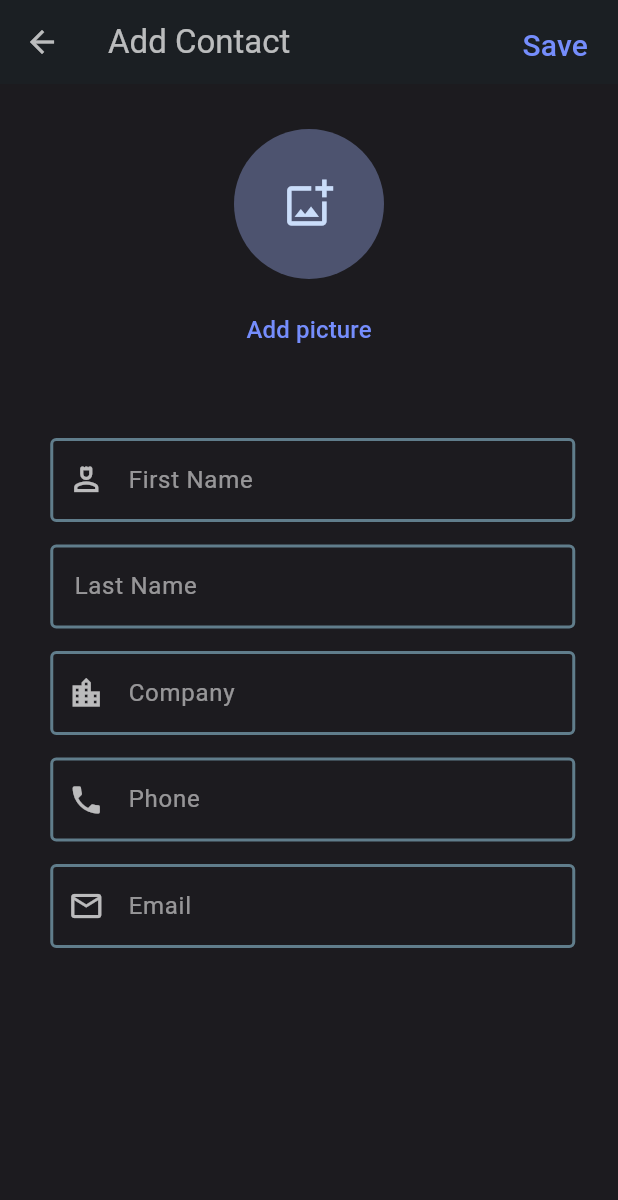
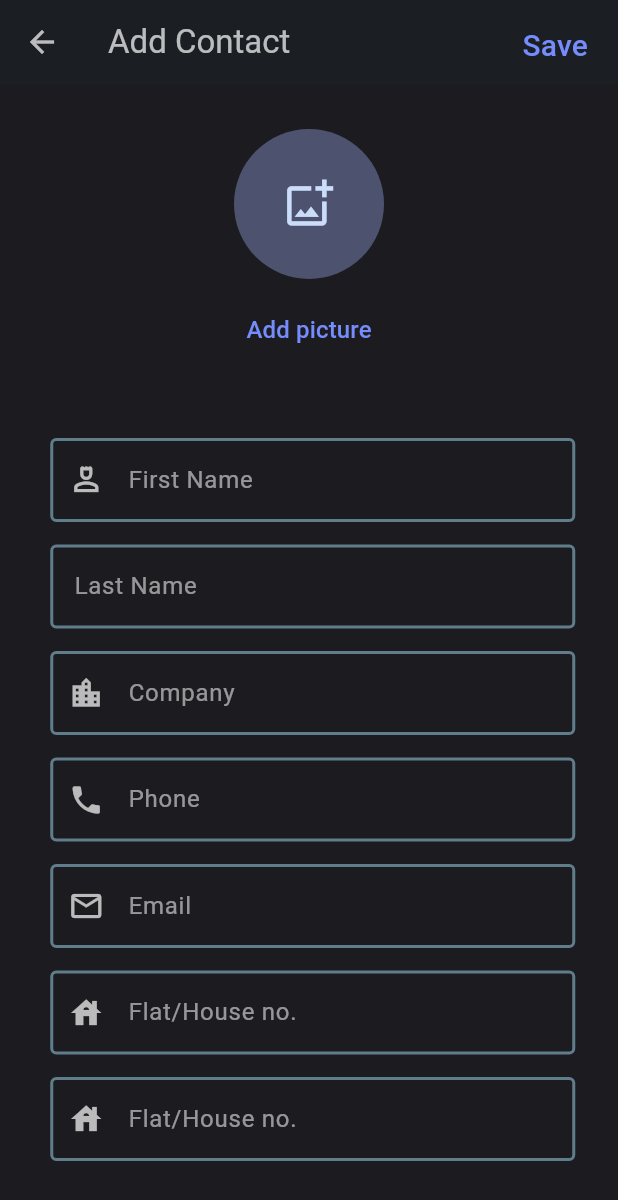
Before and after one commit to VikuDev69/Contact_appi_app, a Flutter app: the screen it shows after launch, after a tap on the "add" icon, on a phone screen of 412 x 824 dp. Shown: the top 1200 px of the screen. Run offline on Flutter 3.47's test engine with Material 3 defaults, Android fonts, the phone set to English and light mode, and no system bars; our stand-ins replace fluttertoast, get, google_nav_bar, shimmer; network calls fail.

Commit message:
Some Changes

```diff
--- a/lib/screens/add_contact.dart
+++ b/lib/screens/add_contact.dart
@@ -54,9 +54,10 @@ class _AddContactState extends State<AddContact> {
               ))
         ],
       ),
-      body: SingleChildScrollView(
-        scrollDirection: Axis.vertical,
-        child: Column(
+      body: Scrollbar(
+        thickness: 5,
+        child: ListView(
+          scrollDirection: Axis.vertical,
           children: [
             const SizedBox(height: 30),
             const Row(
@@ -144,6 +145,7 @@ class _AddContactState extends State<AddContact> {
                       SizedBox(
                           width: 350,
                           child: MyTextField(
+                              keyboardType: TextInputType.number,
                               prefixIcon: Icon(
                                 Icons.phone,
                                 color: Colors.white70,
@@ -160,12 +162,45 @@ class _AddContactState extends State<AddContact> {
                       SizedBox(
                           width: 350,
                           child: MyTextField(
+                              keyboardType: TextInputType.number,
                               prefixIcon: Icon(
                                 Icons.email_outlined,
                                 color: Colors.white70,
                               ),
                               labeltext: "Email",
                               obscureText: false)),
+                    ],
+                  ),
+                  SizedBox(height: 15),
+                  Row(
+                    mainAxisAlignment: MainAxisAlignment.center,
+                    children: [
+                      SizedBox(width: 5),
+                      SizedBox(
+                          width: 350,
+                          child: MyTextField(
+                              prefixIcon: Icon(
+                                Icons.house,
+                                color: Colors.white70,
+                              ),
+                              labeltext: "Flat/House no.",
+                              obscureText: false))
+                    ],
+                  ),
+                  SizedBox(height: 15),
+                  Row(
+                    mainAxisAlignment: MainAxisAlignment.center,
+                    children: [
+                      SizedBox(width: 5),
+                      SizedBox(
+                          width: 350,
+                          child: MyTextField(
+                              prefixIcon: Icon(
+                                Icons.house,
+                                color: Colors.white70,
+                              ),
+                              labeltext: "Flat/House no.",
+                              obscureText: false))
                     ],
                   ),
                 ],
--- a/lib/screens/controller/controller.dart
+++ b/lib/screens/controller/controller.dart
@@ -37,7 +37,7 @@ class contactlistController extends GetxController {
   Future<void> get_favoritlist() async {
     try {
       var url = 'https://b1.bhaaraterp.com/leads/api/fav-contact-list/';
-      var token = '6fba84eba684a66dfd52213a34327e14dfffb322';
+      var token = '21c3d33f9130ab51e4d4a1c20746e161b70a4da6';
       final response =
           await http.get(Uri.parse(url), headers: {'token': token});
 
--- a/lib/widgets/textfield.dart
+++ b/lib/widgets/textfield.dart
@@ -31,6 +31,9 @@ class MyTextField extends StatelessWidget {
         obscureText: obscureText,
         validator: validator,
         onChanged: onChanged,
+        // onFieldSubmitted: (_) => FocusScope.of(context).nextFocus(),
+        textInputAction: TextInputAction.next,
+        style: const TextStyle(color: Colors.white),
         decoration: InputDecoration(
             floatingLabelStyle: const TextStyle(
               fontWeight: FontWeight.w500,
```
Also changed, not shown: 33 other files.
